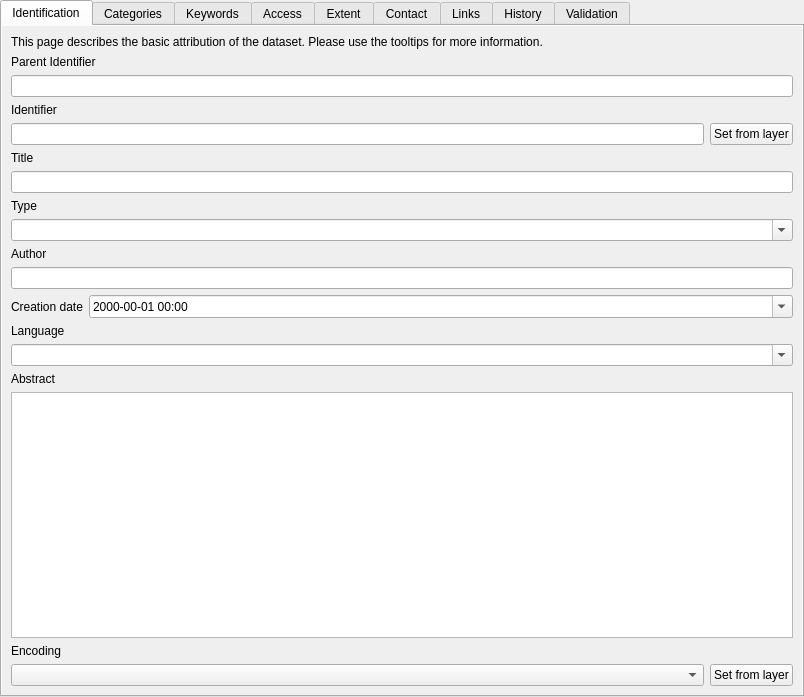
The window that src/ui/qgsmetadatawidget.ui (carsmie/QGIS) describes before a commit, drawn with Qt 5.
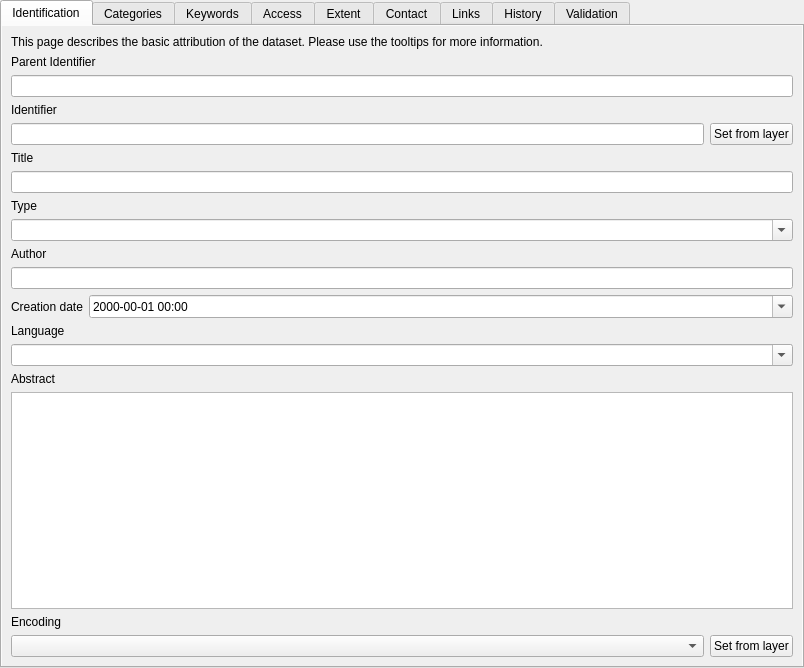
The same window after the commit. Icons and pictures are not drawn. Custom widgets are drawn as their Qt base class.

The edit to the form file:
```diff
--- a/src/ui/qgsmetadatawidget.ui
+++ b/src/ui/qgsmetadatawidget.ui
@@ -7,7 +7,7 @@
     <x>0</x>
     <y>0</y>
     <width>804</width>
-    <height>697</height>
+    <height>668</height>
    </rect>
   </property>
   <property name="windowTitle">
```
